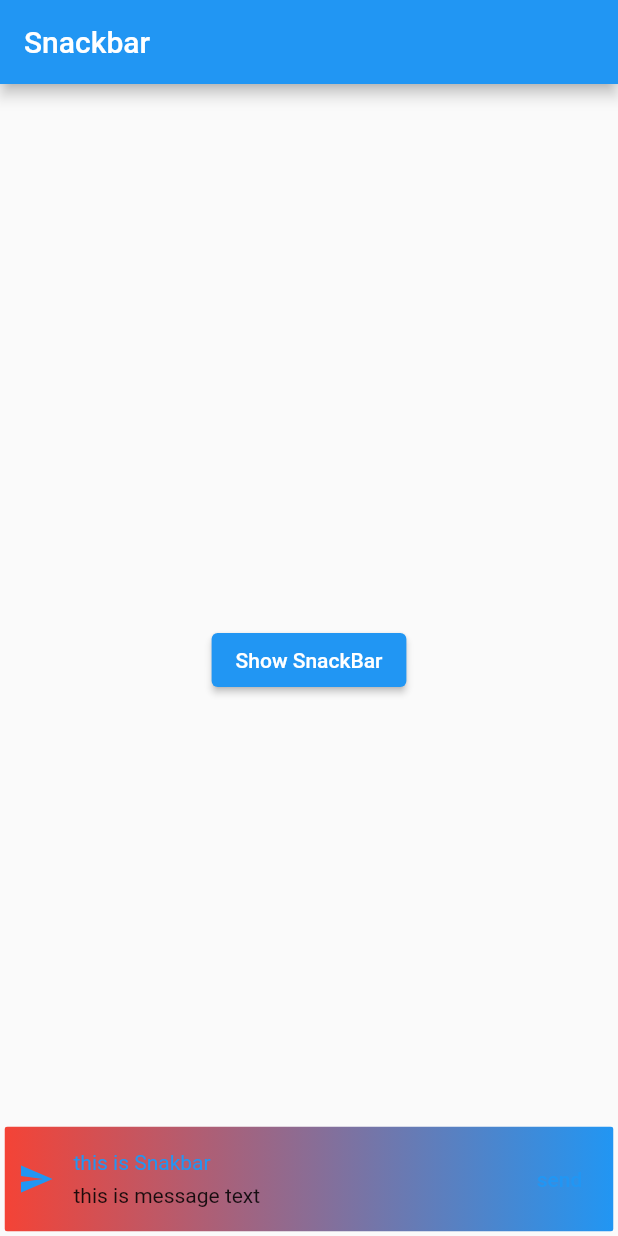
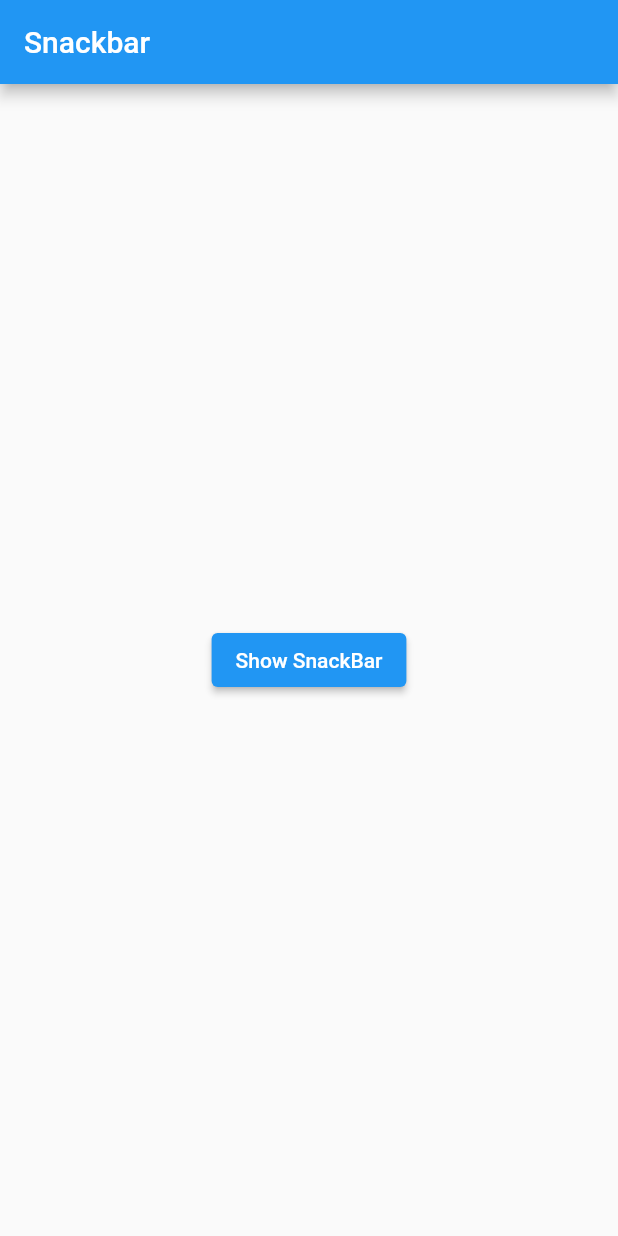
Before and after one commit to like-github1/getx_tutorials, a Flutter app: the screen it shows after launch, after a tap on "Show SnackBar", on a phone screen of 412 x 824 dp. Run offline on Flutter 3.47's test engine with Material 2 defaults, Android fonts, the phone set to English and light mode, and no system bars; our stand-ins replace get.

Commit message:
update
update

```diff
--- /dev/null
+++ b/lib/getxController.dart
@@ -0,0 +1,13 @@
+import 'package:get/get.dart';
+
+
+
+
+class mycontroller extends GetxController{
+  var count=0; //simple state manager there is no neeed to add obs
+  void increment(){
+    count++;
+    update();
+  }
+
+}
--- a/lib/main.dart
+++ b/lib/main.dart
@@ -29,37 +29,7 @@ class _myappState extends State<myapp> {
           child: Center(
             child: ElevatedButton(
                 onPressed: () {
-                  Get.snackbar(
-                    "snakbar Text",
-                    "Snackbar Messages",
-                    titleText: const Text(
-                      "this is Snakbar",
-                      style: TextStyle(color: Colors.blue),
-                    ),
-                    messageText: const Text("this is message text"),
-                    colorText: Colors.red,
-                    backgroundColor: Colors.pink,
-                    snackPosition: SnackPosition.BOTTOM,
-                    borderRadius: 2,
-                    margin: const EdgeInsets.all(3),
-                    backgroundGradient: const LinearGradient(colors: [
-                      Colors.red,Colors.blue,
-                    ]),
-                    isDismissible: true,
-                    dismissDirection: DismissDirection.horizontal,
-                    forwardAnimationCurve: Curves.bounceInOut,
-                    //add like leadding icon on Snackbar
-                    icon: Icon(Icons.send, color: Colors.blue,),
-                    shouldIconPulse: false,
-                    //add Trailing Icon on SnackBar
-                    mainButton: TextButton(onPressed: (){}, child: Text("send")),
-                    onTap: (Value){
-                      print("SnackBar is Clicked");
 
-                    }
-
-
-                    );
                 },
                 child: const Text("Show SnackBar")),
           ),
```
